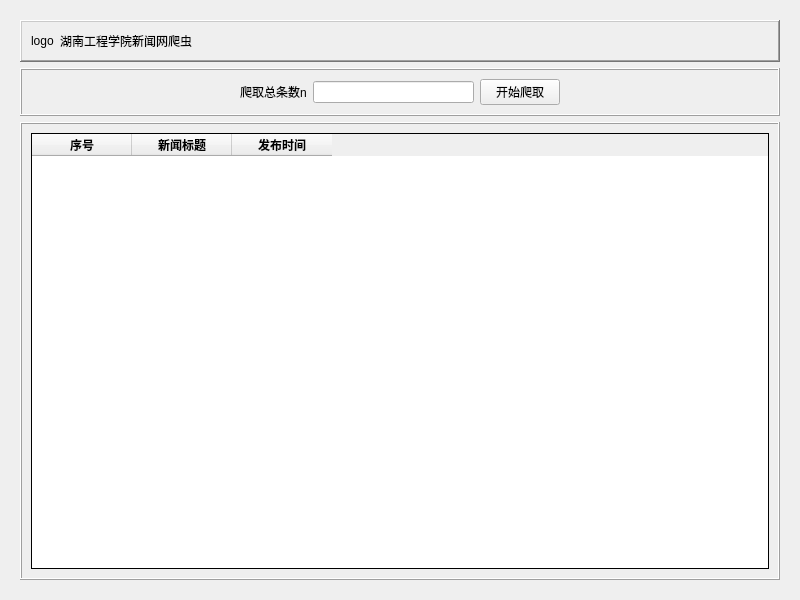
The window that HNEU-Viewer/mywidget.ui (1900866066/HNEU-NewsViewer-Qt) describes before a commit, drawn with Qt 5.
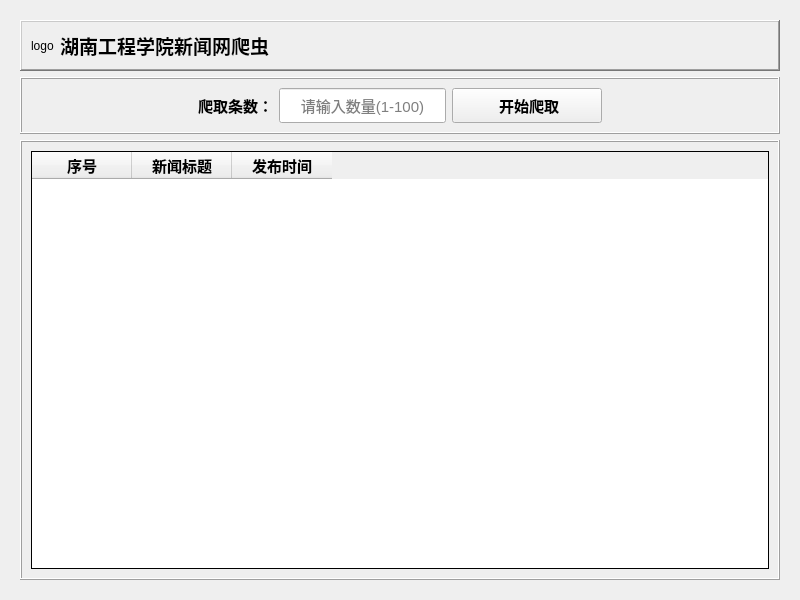
The same window after the commit.

Patch:
```diff
--- a/HNEU-Viewer/mywidget.ui
+++ b/HNEU-Viewer/mywidget.ui
@@ -38,6 +38,12 @@
          </item>
          <item>
           <widget class="QLabel" name="label_2">
+           <property name="font">
+            <font>
+             <pointsize>14</pointsize>
+             <bold>true</bold>
+            </font>
+           </property>
            <property name="text">
             <string>湖南工程学院新闻网爬虫</string>
            </property>
@@ -75,7 +81,7 @@
            </property>
            <property name="sizeHint" stdset="0">
             <size>
-             <width>209</width>
+             <width>40</width>
              <height>20</height>
             </size>
            </property>
@@ -83,18 +89,54 @@
          </item>
          <item>
           <widget class="QLabel" name="label_3">
+           <property name="font">
+            <font>
+             <pointsize>11</pointsize>
+             <bold>true</bold>
+            </font>
+           </property>
            <property name="text">
-            <string>爬取总条数n</string>
+            <string>爬取条数：</string>
            </property>
           </widget>
          </item>
          <item>
-          <widget class="QLineEdit" name="lineEdit"/>
+          <widget class="QLineEdit" name="lineEdit">
+           <property name="minimumSize">
+            <size>
+             <width>120</width>
+             <height>35</height>
+            </size>
+           </property>
+           <property name="font">
+            <font>
+             <pointsize>11</pointsize>
+            </font>
+           </property>
+           <property name="alignment">
+            <set>Qt::AlignmentFlag::AlignCenter</set>
+           </property>
+           <property name="placeholderText">
+            <string>请输入数量(1-100)</string>
+           </property>
+          </widget>
          </item>
          <item>
           <widget class="QPushButton" name="pushButton">
+           <property name="minimumSize">
+            <size>
+             <width>150</width>
+             <height>35</height>
+            </size>
+           </property>
+           <property name="font">
+            <font>
+             <pointsize>11</pointsize>
+             <bold>true</bold>
+            </font>
+           </property>
            <property name="text">
-            <string>开始爬取</string>
+            <string> 开始爬取</string>
            </property>
           </widget>
          </item>
@@ -105,7 +147,7 @@
            </property>
            <property name="sizeHint" stdset="0">
             <size>
-             <width>209</width>
+             <width>40</width>
              <height>20</height>
             </size>
            </property>
@@ -125,6 +167,11 @@
         <layout class="QHBoxLayout" name="horizontalLayout_3">
          <item>
           <widget class="QTableWidget" name="tableWidget">
+           <property name="font">
+            <font>
+             <pointsize>10</pointsize>
+            </font>
+           </property>
            <property name="frameShape">
             <enum>QFrame::Shape::Box</enum>
            </property>
@@ -152,31 +199,22 @@
            <property name="horizontalScrollMode">
             <enum>QAbstractItemView::ScrollMode::ScrollPerItem</enum>
            </property>
+           <attribute name="horizontalHeaderShowSortIndicator" stdset="0">
+            <bool>false</bool>
+           </attribute>
+           <attribute name="horizontalHeaderStretchLastSection">
+            <bool>false</bool>
+           </attribute>
            <column>
             <property name="text">
              <string>序号</string>
             </property>
             <property name="font">
              <font>
+              <pointsize>11</pointsize>
               <bold>true</bold>
              </font>
             </property>
-            <property name="background">
-             <color>
-              <red>85</red>
-              <green>255</green>
-              <blue>252</blue>
-             </color>
-            </property>
-            <property name="foreground">
-             <brush brushstyle="NoBrush">
-              <color alpha="255">
-               <red>0</red>
-               <green>0</green>
-               <blue>0</blue>
-              </color>
-             </brush>
-            </property>
            </column>
            <column>
             <property name="text">
@@ -184,25 +222,10 @@
             </property>
             <property name="font">
              <font>
+              <pointsize>11</pointsize>
               <bold>true</bold>
              </font>
             </property>
-            <property name="background">
-             <color>
-              <red>0</red>
-              <green>255</green>
-              <blue>255</blue>
-             </color>
-            </property>
-            <property name="foreground">
-             <brush brushstyle="NoBrush">
-              <color alpha="255">
-               <red>0</red>
-               <green>0</green>
-               <blue>0</blue>
-              </color>
-             </brush>
-            </property>
            </column>
            <column>
             <property name="text">
@@ -210,25 +233,10 @@
             </property>
             <property name="font">
              <font>
+              <pointsize>11</pointsize>
               <bold>true</bold>
              </font>
             </property>
-            <property name="background">
-             <color>
-              <red>85</red>
-              <green>255</green>
-              <blue>255</blue>
-             </color>
-            </property>
-            <property name="foreground">
-             <brush brushstyle="NoBrush">
-              <color alpha="255">
-               <red>0</red>
-               <green>0</green>
-               <blue>0</blue>
-              </color>
-             </brush>
-            </property>
            </column>
           </widget>
          </item>
```
Left out of the diff: 2 changed lines with no effect on the pictures.
